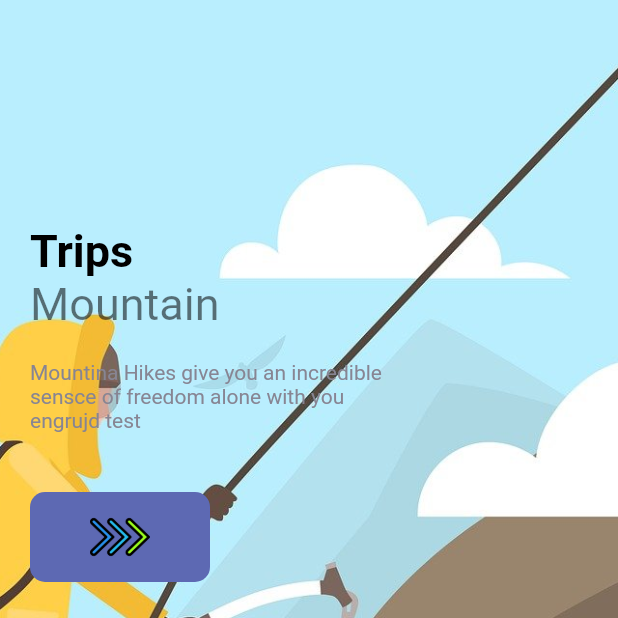
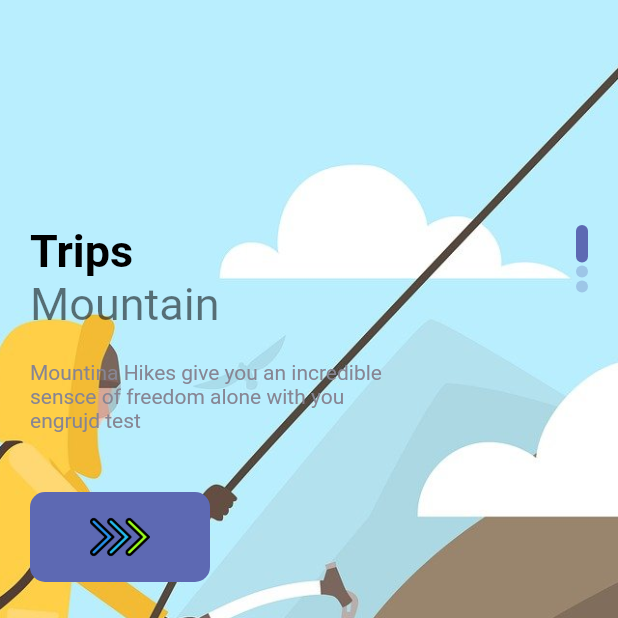
Before and after one commit to SHINDONGDONG/beginners_flutter, a Flutter app: the screen it shows after launch, on a phone screen of 412 x 824 dp, the top half of it. Run offline on Flutter 3.47's test engine with Material 2 defaults, Android fonts, the phone set to English and light mode, and no system bars.

Commit message:
Flutter beginners First Commit

```diff
--- a/lib/pages/welcome_page.dart
+++ b/lib/pages/welcome_page.dart
@@ -52,11 +52,11 @@ class _WelcomePageState extends State<WelcomePage> {
                   //올라올 때 위에가 150 양옆이 20으로 마진이 벌어질것이다.
                   margin: const EdgeInsets.only(top: 150,left: 20,right: 20),
                   child: Row( //가로로 줄것이고
+                    mainAxisAlignment: MainAxisAlignment.spaceBetween,
                     children: [
                       Column( //그 위에 세로로 줄것이다.
-                        //텍스트의 길이때문에 Trips가 가운데로 올것이다 alignment해줌.
-                        crossAxisAlignment: CrossAxisAlignment.start,
-                        children: [ //로우 컬럼은 무조건 childern해줨
+                        crossAxisAlignment: CrossAxisAlignment.start,//텍스트의 길이때문에 Trips가 가운데로 올것이다 alignment해줌.
+                         children: [ //로우 컬럼은 무조건 childern해줨
                           AppLargeText(text: text[index]),
                           AppText(text: "Mountain",size: 30),
                           const SizedBox(height: 20,),
@@ -71,6 +71,19 @@ class _WelcomePageState extends State<WelcomePage> {
                           const SizedBox(height: 40,),
                           ResponsiveButton(width: 120),
                         ],
+                      ),
+                      Column(
+                        children: List.generate(images.length, (indexDots) {
+                          return Container(
+                            margin: const EdgeInsets.only(bottom: 2),
+                            width: 8,
+                            height: index==indexDots? 25 : 8,
+                            decoration: BoxDecoration(
+                              borderRadius: BorderRadius.circular(8),
+                              color: index==indexDots ? AppColors.mainColor : AppColors.mainColor.withOpacity(0.3)
+                            )
+                          );
+                        }),
                       )
                     ],
                   ),
```
